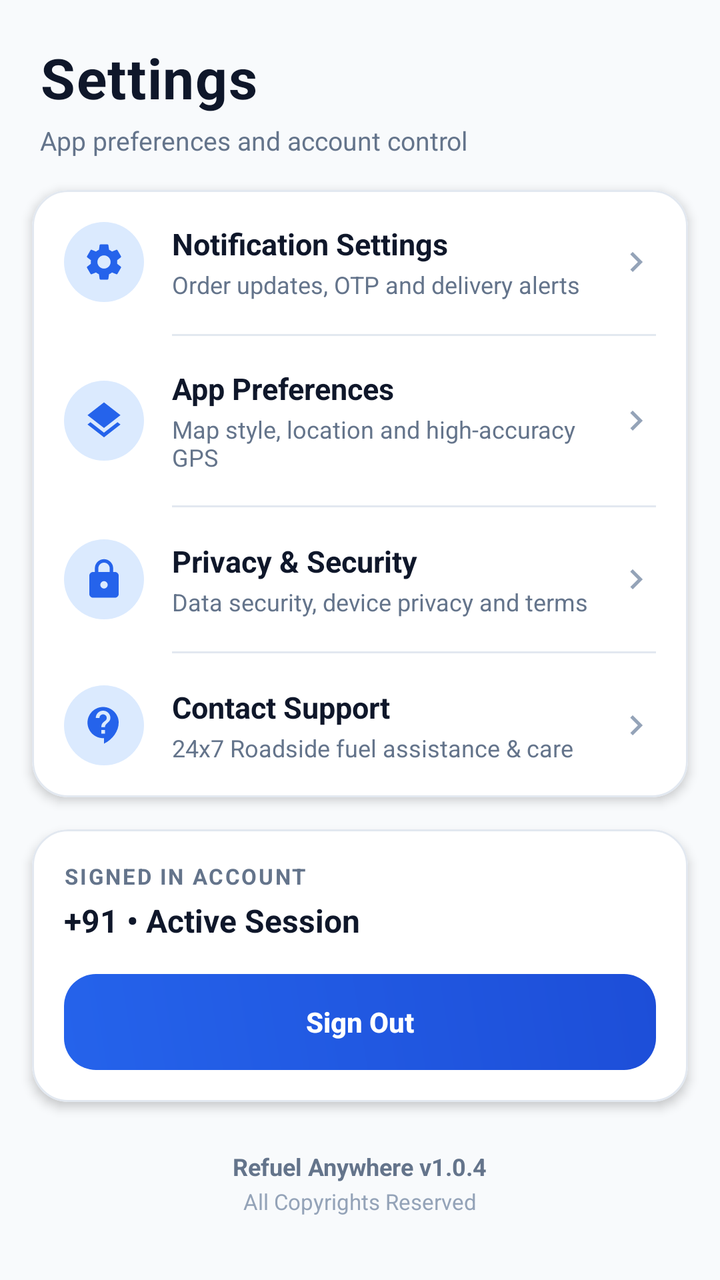
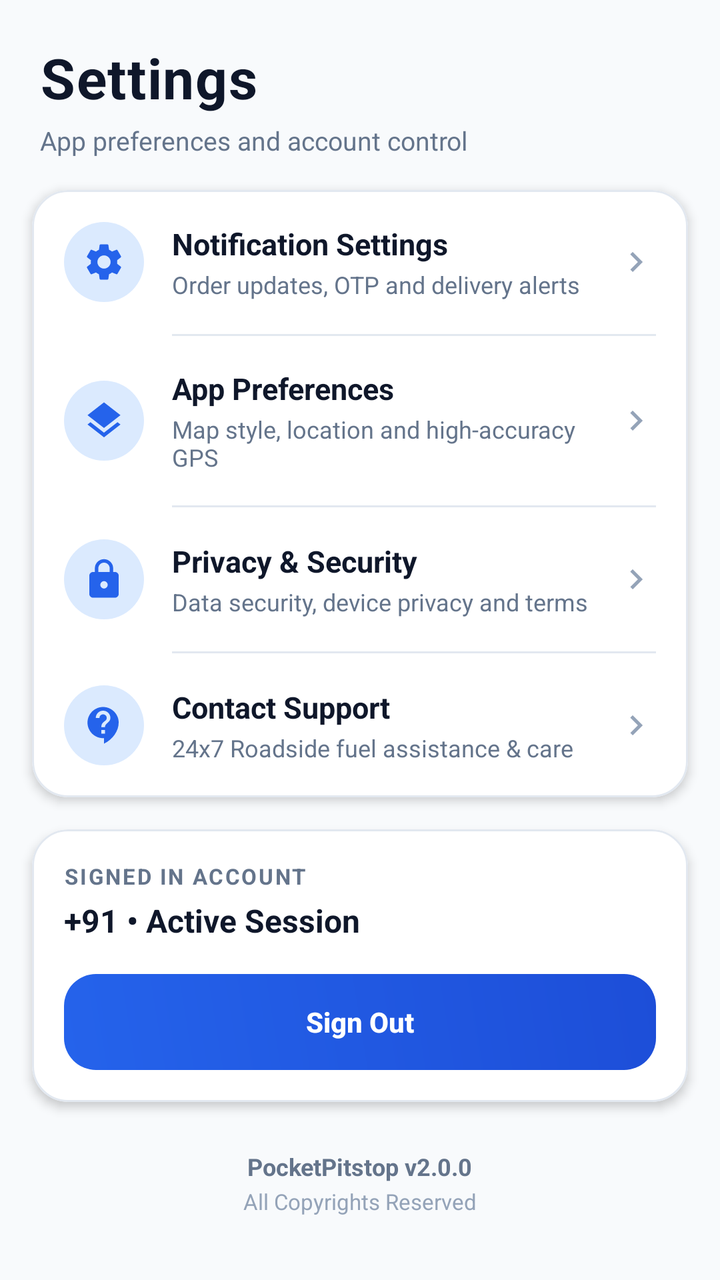

Two renders of the same Android screen: before a commit and after it. Below are the layout's source before the change and the commit's diff.
<!-- AndroidManifest.xml: application theme Theme.FuelOnWheelsApp -->
<!-- res/layout/fragment_settings.xml -->
<?xml version="1.0" encoding="utf-8"?>
<ScrollView xmlns:android="http://schemas.android.com/apk/res/android"
    xmlns:app="http://schemas.android.com/apk/res-auto"
    xmlns:tools="http://schemas.android.com/tools"
    android:layout_width="match_parent"
    android:layout_height="match_parent"
    android:background="@color/bg_slate"
    android:fillViewport="true"
    tools:context=".dashboard.SettingsFragment">

    <LinearLayout
        android:layout_width="match_parent"
        android:layout_height="wrap_content"
        android:orientation="vertical"
        android:paddingBottom="32dp">

        
        <TextView
            android:layout_width="wrap_content"
            android:layout_height="wrap_content"
            android:layout_marginStart="20dp"
            android:layout_marginTop="20dp"
            android:letterSpacing="0.02"
            android:text="Settings"
            android:textColor="@color/brand_navy"
            android:textSize="28sp"
            android:textStyle="bold" />

        <TextView
            android:layout_width="wrap_content"
            android:layout_height="wrap_content"
            android:layout_marginStart="20dp"
            android:layout_marginTop="4dp"
            android:layout_marginBottom="16dp"
            android:text="App preferences and account control"
            android:textColor="@color/text_secondary"
            android:textSize="13sp" />

        
        <com.google.android.material.card.MaterialCardView
            android:layout_width="match_parent"
            android:layout_height="wrap_content"
            android:layout_marginStart="16dp"
            android:layout_marginEnd="16dp"
            android:layout_marginBottom="16dp"
            app:cardBackgroundColor="@color/surface_card"
            app:cardCornerRadius="18dp"
            app:cardElevation="3dp"
            app:strokeColor="@color/card_border"
            app:strokeWidth="1dp">

            <LinearLayout
                android:layout_width="match_parent"
                android:layout_height="wrap_content"
                android:orientation="vertical">

                
                <LinearLayout
                    android:id="@+id/settings_item_notifications"
                    android:layout_width="match_parent"
                    android:layout_height="wrap_content"
                    android:background="?attr/selectableItemBackground"
                    android:clickable="true"
                    android:focusable="true"
                    android:gravity="center_vertical"
                    android:orientation="horizontal"
                    android:padding="16dp">

                    <FrameLayout
                        android:layout_width="40dp"
                        android:layout_height="40dp"
                        android:background="@drawable/badge_pill_blue">

                        <ImageView
                            android:layout_width="22dp"
                            android:layout_height="22dp"
                            android:layout_gravity="center"
                            android:contentDescription="@null"
                            android:src="@drawable/ic_baseline_settings_24"
                            app:tint="@color/brand_primary" />
                    </FrameLayout>

                    <LinearLayout
                        android:layout_width="0dp"
                        android:layout_height="wrap_content"
                        android:layout_marginStart="14dp"
                        android:layout_weight="1"
                        android:orientation="vertical">

                        <TextView
                            android:layout_width="wrap_content"
                            android:layout_height="wrap_content"
                            android:text="Notification Settings"
                            android:textColor="@color/brand_navy"
                            android:textSize="15sp"
                            android:textStyle="bold" />

                        <TextView
                            android:layout_width="wrap_content"
                            android:layout_height="wrap_content"
                            android:layout_marginTop="2dp"
                            android:text="Order updates, OTP and delivery alerts"
                            android:textColor="@color/text_secondary"
                            android:textSize="12sp" />
                    </LinearLayout>

                    <ImageView
                        android:layout_width="20dp"
                        android:layout_height="20dp"
                        android:contentDescription="@null"
                        android:src="@drawable/ic_baseline_keyboard_arrow_right_24"
                        app:tint="@color/text_muted" />
                </LinearLayout>

                <View
                    android:layout_width="match_parent"
                    android:layout_height="1dp"
                    android:layout_marginStart="70dp"
                    android:layout_marginEnd="16dp"
                    android:background="@color/card_border" />

                
                <LinearLayout
                    android:id="@+id/settings_item_app"
                    android:layout_width="match_parent"
                    android:layout_height="wrap_content"
                    android:background="?attr/selectableItemBackground"
                    android:clickable="true"
                    android:focusable="true"
                    android:gravity="center_vertical"
                    android:orientation="horizontal"
                    android:padding="16dp">

                    <FrameLayout
                        android:layout_width="40dp"
                        android:layout_height="40dp"
                        android:background="@drawable/badge_pill_blue">

                        <ImageView
                            android:layout_width="22dp"
                            android:layout_height="22dp"
                            android:layout_gravity="center"
                            android:contentDescription="@null"
                            android:src="@drawable/ic_layers_24"
                            app:tint="@color/brand_primary" />
                    </FrameLayout>

                    <LinearLayout
                        android:layout_width="0dp"
                        android:layout_height="wrap_content"
                        android:layout_marginStart="14dp"
                        android:layout_weight="1"
                        android:orientation="vertical">

                        <TextView
                            android:layout_width="wrap_content"
                            android:layout_height="wrap_content"
                            android:text="App Preferences"
                            android:textColor="@color/brand_navy"
                            android:textSize="15sp"
                            android:textStyle="bold" />

                        <TextView
                            android:layout_width="wrap_content"
                            android:layout_height="wrap_content"
                            android:layout_marginTop="2dp"
                            android:text="Map style, location and high-accuracy GPS"
                            android:textColor="@color/text_secondary"
                            android:textSize="12sp" />
                    </LinearLayout>

                    <ImageView
                        android:layout_width="20dp"
                        android:layout_height="20dp"
                        android:contentDescription="@null"
                        android:src="@drawable/ic_baseline_keyboard_arrow_right_24"
                        app:tint="@color/text_muted" />
                </LinearLayout>

                <View
                    android:layout_width="match_parent"
                    android:layout_height="1dp"
                    android:layout_marginStart="70dp"
                    android:layout_marginEnd="16dp"
                    android:background="@color/card_border" />

                
                <LinearLayout
                    android:id="@+id/settings_item_privacy"
                    android:layout_width="match_parent"
                    android:layout_height="wrap_content"
                    android:background="?attr/selectableItemBackground"
                    android:clickable="true"
                    android:focusable="true"
                    android:gravity="center_vertical"
                    android:orientation="horizontal"
                    android:padding="16dp">

                    <FrameLayout
                        android:layout_width="40dp"
                        android:layout_height="40dp"
                        android:background="@drawable/badge_pill_blue">

                        <ImageView
                            android:layout_width="22dp"
                            android:layout_height="22dp"
                            android:layout_gravity="center"
                            android:contentDescription="@null"
                            android:src="@drawable/ic_lock_outline_24"
                            app:tint="@color/brand_primary" />
                    </FrameLayout>

                    <LinearLayout
                        android:layout_width="0dp"
                        android:layout_height="wrap_content"
                        android:layout_marginStart="14dp"
                        android:layout_weight="1"
                        android:orientation="vertical">

                        <TextView
                            android:layout_width="wrap_content"
                            android:layout_height="wrap_content"
                            android:text="Privacy &amp; Security"
                            android:textColor="@color/brand_navy"
                            android:textSize="15sp"
                            android:textStyle="bold" />

                        <TextView
                            android:layout_width="wrap_content"
                            android:layout_height="wrap_content"
                            android:layout_marginTop="2dp"
                            android:text="Data security, device privacy and terms"
                            android:textColor="@color/text_secondary"
                            android:textSize="12sp" />
                    </LinearLayout>

                    <ImageView
                        android:layout_width="20dp"
                        android:layout_height="20dp"
                        android:contentDescription="@null"
                        android:src="@drawable/ic_baseline_keyboard_arrow_right_24"
                        app:tint="@color/text_muted" />
                </LinearLayout>

                <View
                    android:layout_width="match_parent"
                    android:layout_height="1dp"
                    android:layout_marginStart="70dp"
                    android:layout_marginEnd="16dp"
                    android:background="@color/card_border" />

                
                <LinearLayout
                    android:id="@+id/settings_item_contact"
                    android:layout_width="match_parent"
                    android:layout_height="wrap_content"
                    android:background="?attr/selectableItemBackground"
                    android:clickable="true"
                    android:focusable="true"
                    android:gravity="center_vertical"
                    android:orientation="horizontal"
                    android:padding="16dp">

                    <FrameLayout
                        android:layout_width="40dp"
                        android:layout_height="40dp"
                        android:background="@drawable/badge_pill_blue">

                        <ImageView
                            android:layout_width="22dp"
                            android:layout_height="22dp"
                            android:layout_gravity="center"
                            android:contentDescription="@null"
                            android:src="@drawable/ic_baseline_contact_support_24"
                            app:tint="@color/brand_primary" />
                    </FrameLayout>

                    <LinearLayout
                        android:layout_width="0dp"
                        android:layout_height="wrap_content"
                        android:layout_marginStart="14dp"
                        android:layout_weight="1"
                        android:orientation="vertical">

                        <TextView
                            android:layout_width="wrap_content"
                            android:layout_height="wrap_content"
                            android:text="Contact Support"
                            android:textColor="@color/brand_navy"
                            android:textSize="15sp"
                            android:textStyle="bold" />

                        <TextView
                            android:layout_width="wrap_content"
                            android:layout_height="wrap_content"
                            android:layout_marginTop="2dp"
                            android:text="24x7 Roadside fuel assistance &amp; care"
                            android:textColor="@color/text_secondary"
                            android:textSize="12sp" />
                    </LinearLayout>

                    <ImageView
                        android:layout_width="20dp"
                        android:layout_height="20dp"
                        android:contentDescription="@null"
                        android:src="@drawable/ic_baseline_keyboard_arrow_right_24"
                        app:tint="@color/text_muted" />
                </LinearLayout>

            </LinearLayout>
        </com.google.android.material.card.MaterialCardView>

        
        <ListView
            android:id="@+id/settingsList"
            android:layout_width="match_parent"
            android:layout_height="0dp"
            android:visibility="gone" />

        
        <com.google.android.material.card.MaterialCardView
            android:layout_width="match_parent"
            android:layout_height="wrap_content"
            android:layout_marginStart="16dp"
            android:layout_marginEnd="16dp"
            android:layout_marginBottom="24dp"
            app:cardBackgroundColor="@color/surface_card"
            app:cardCornerRadius="18dp"
            app:cardElevation="3dp"
            app:strokeColor="@color/card_border"
            app:strokeWidth="1dp">

            <LinearLayout
                android:layout_width="match_parent"
                android:layout_height="wrap_content"
                android:orientation="vertical"
                android:padding="16dp">

                <TextView
                    android:id="@+id/textView6"
                    android:layout_width="wrap_content"
                    android:layout_height="wrap_content"
                    android:letterSpacing="0.08"
                    android:text="SIGNED IN ACCOUNT"
                    android:textColor="@color/text_secondary"
                    android:textSize="11sp"
                    android:textStyle="bold" />

                <TextView
                    android:id="@+id/settings_tv_phone"
                    android:layout_width="wrap_content"
                    android:layout_height="wrap_content"
                    android:layout_marginTop="4dp"
                    android:layout_marginBottom="16dp"
                    android:text="+91 • Active Session"
                    android:textColor="@color/brand_navy"
                    android:textSize="16sp"
                    android:textStyle="bold" />

                
                <Button
                    android:id="@+id/settings_btn_signout"
                    android:layout_width="match_parent"
                    android:layout_height="48dp"
                    android:background="@drawable/bg_primary_button"
                    app:backgroundTint="@null"
                    android:elevation="0dp"
                    android:stateListAnimator="@null"
                    android:text="Sign Out"
                    android:textAllCaps="false"
                    android:textColor="@color/white"
                    android:textSize="14sp"
                    android:textStyle="bold" />
            </LinearLayout>
        </com.google.android.material.card.MaterialCardView>

        
        <LinearLayout
            android:layout_width="match_parent"
            android:layout_height="wrap_content"
            android:gravity="center"
            android:orientation="vertical">

            <TextView
                android:layout_width="wrap_content"
                android:layout_height="wrap_content"
                android:text="Refuel Anywhere v1.0.4"
                android:textColor="@color/text_secondary"
                android:textSize="12sp"
                android:textStyle="bold" />

            <TextView
                android:id="@+id/textView4"
                android:layout_width="wrap_content"
                android:layout_height="wrap_content"
                android:layout_marginTop="2dp"
                android:text="@string/all_copyrights_reserved"
                android:textColor="@color/text_muted"
                android:textSize="11sp" />
        </LinearLayout>

    </LinearLayout>
</ScrollView>
<!-- resources referenced by this layout -->
<resources>
  <color name="bg_slate">#F8FAFC</color>
  <color name="brand_navy">#0F172A</color>
  <color name="brand_primary">#2563EB</color>
  <color name="card_border">#E2E8F0</color>
  <color name="surface_card">#FFFFFF</color>
  <color name="text_muted">#94A3B8</color>
  <color name="text_secondary">#64748B</color>
  <color name="white">#FFFFFFFF</color>
  <!-- drawable badge_pill_blue (drawable) -->
  <?xml version="1.0" encoding="utf-8"?>
  <shape xmlns:android="http://schemas.android.com/apk/res/android"
      android:shape="rectangle">
      <solid android:color="@color/pill_blue_bg" />
      <corners android:radius="50dp" />
      <padding
          android:left="10dp"
          android:top="4dp"
          android:right="10dp"
          android:bottom="4dp" />
  </shape>
  <!-- drawable bg_primary_button (drawable) -->
  <?xml version="1.0" encoding="utf-8"?>
  <ripple xmlns:android="http://schemas.android.com/apk/res/android"
      android:color="#40FFFFFF">
      <item>
          <shape android:shape="rectangle">
              <gradient
                  android:angle="45"
                  android:startColor="#2563EB"
                  android:endColor="#1D4ED8"
                  android:type="linear" />
              <corners android:radius="16dp" />
          </shape>
      </item>
  </ripple>
  <!-- drawable ic_baseline_contact_support_24 (drawable) -->
  <vector xmlns:android="http://schemas.android.com/apk/res/android"
      android:width="24dp"
      android:height="24dp"
      android:viewportWidth="24"
      android:viewportHeight="24"
      android:tint="?attr/colorControlNormal"
      android:autoMirrored="true">
    <path
        android:fillColor="@android:color/white"
        android:pathData="M11.5,2C6.81,2 3,5.81 3,10.5S6.81,19 11.5,19h0.5v3c4.86,-2.34 8,-7 8,-11.5C20,5.81 16.19,2 11.5,2zM12.5,16.5h-2v-2h2v2zM12.5,13h-2c0,-3.25 3,-3 3,-5 0,-1.1 -0.9,-2 -2,-2s-2,0.9 -2,2h-2c0,-2.21 1.79,-4 4,-4s4,1.79 4,4c0,2.5 -3,2.75 -3,5z"/>
  </vector>
  <!-- drawable ic_baseline_keyboard_arrow_right_24 (drawable) -->
  <vector xmlns:android="http://schemas.android.com/apk/res/android"
      android:width="24dp"
      android:height="24dp"
      android:viewportWidth="24"
      android:viewportHeight="24"
      android:tint="?attr/colorControlNormal"
      android:autoMirrored="true">
    <path
        android:fillColor="@android:color/white"
        android:pathData="M8.59,16.59L13.17,12 8.59,7.41 10,6l6,6 -6,6 -1.41,-1.41z"/>
  </vector>
  <!-- drawable ic_layers_24 (drawable) -->
  <vector xmlns:android="http://schemas.android.com/apk/res/android"
      android:width="20dp"
      android:height="20dp"
      android:viewportWidth="24"
      android:viewportHeight="24"
      android:tint="@color/brand_navy">
      <path
          android:fillColor="@android:color/white"
          android:pathData="M11.99,18.54l-7.37,-5.73L3,14.07l9,7 9,-7 -1.63,-1.27 -7.38,5.74zM12,16l7.36,-5.73L21,9l-9,-7 -9,7 1.63,1.27L12,16z"/>
  </vector>
  <!-- drawable ic_lock_outline_24 (drawable) -->
  <vector xmlns:android="http://schemas.android.com/apk/res/android"
      android:width="24dp"
      android:height="24dp"
      android:viewportWidth="24"
      android:viewportHeight="24">
    <path
        android:fillColor="#64748B"
        android:pathData="M18,8h-1V6c0,-2.76 -2.24,-5 -5,-5S7,3.24 7,6v2H6c-1.1,0 -2,0.9 -2,2v10c0,1.1 0.9,2 2,2h12c1.1,0 2,-0.9 2,-2V10c0,-1.1 -0.9,-2 -2,-2zm-6,9c-1.1,0 -2,-0.9 -2,-2s0.9,-2 2,-2 2,0.9 2,2 -0.9,2 -2,2zm3.1,-9H8.9V6c0,-1.71 1.39,-3.1 3.1,-3.1 1.71,0 3.1,1.39 3.1,3.1v2z"/>
  </vector>
  <string name="all_copyrights_reserved">All Copyrights Reserved</string>
  <color name="pill_blue_bg">#DBEAFE</color>
  <color name="brand_primary_dark">#1D4ED8</color>
  <!-- unchanged entries left out for length: 2 -->
</resources>

<!-- the commit's change to res/layout/fragment_settings.xml (unified diff, before → after) -->
@@ -384,7 +384,7 @@
             <TextView
                 android:layout_width="wrap_content"
                 android:layout_height="wrap_content"
-                android:text="Refuel Anywhere v1.0.4"
+                android:text="PocketPitstop v2.0.0"
                 android:textColor="@color/text_secondary"
                 android:textSize="12sp"
                 android:textStyle="bold" />
